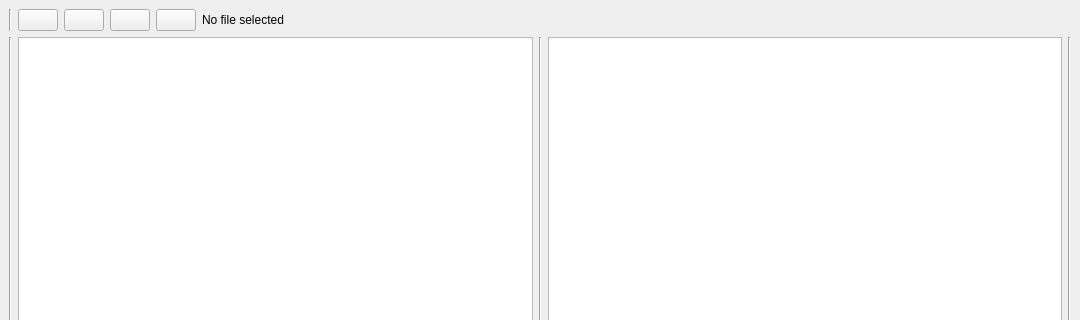
Before: the Qt Designer form app/mainInterface.ui in alvvazort/markdown2HTML, drawn with Qt 5; both pictures show x 0 to 1080 and y 0 to 320 of the 1080 by 800 pixel window.
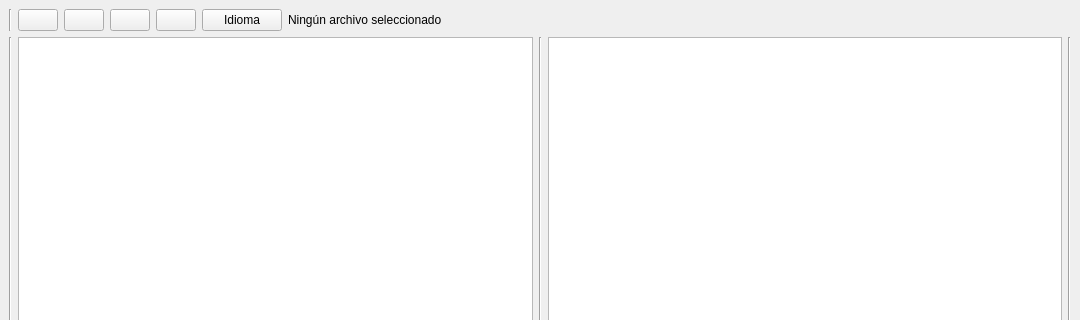
After: the same form once the commit is applied. Icons and pictures are not drawn.

Patch:
```diff
--- a/app/mainInterface.ui
+++ b/app/mainInterface.ui
@@ -99,6 +99,13 @@
         </property>
        </widget>
       </item>
+      <item>
+       <widget class="QPushButton" name="languagePickerButton">
+        <property name="text">
+         <string>Idioma</string>
+        </property>
+       </widget>
+      </item>
       <item>
        <widget class="QLabel" name="currentFile">
         <property name="sizePolicy">
@@ -108,7 +115,7 @@
          </sizepolicy>
         </property>
         <property name="text">
-         <string>No file selected</string>
+         <string>Ningún archivo seleccionado</string>
         </property>
        </widget>
       </item>
```
